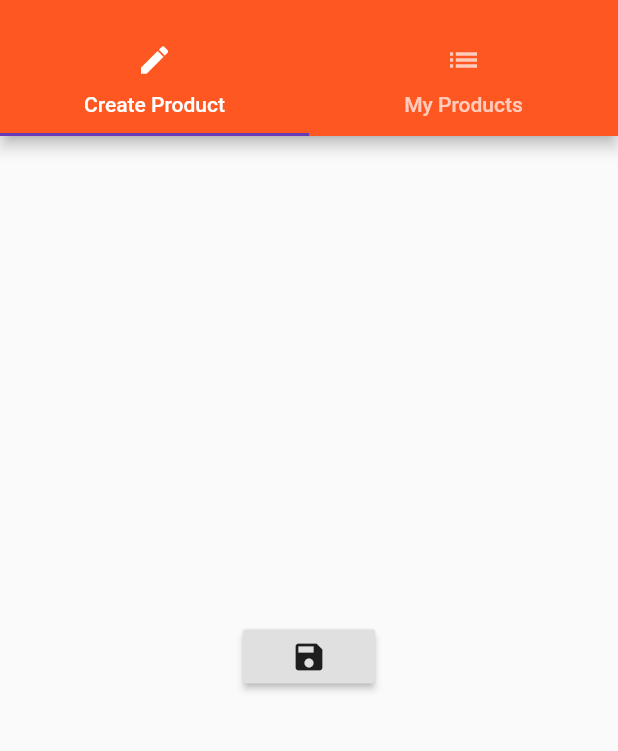
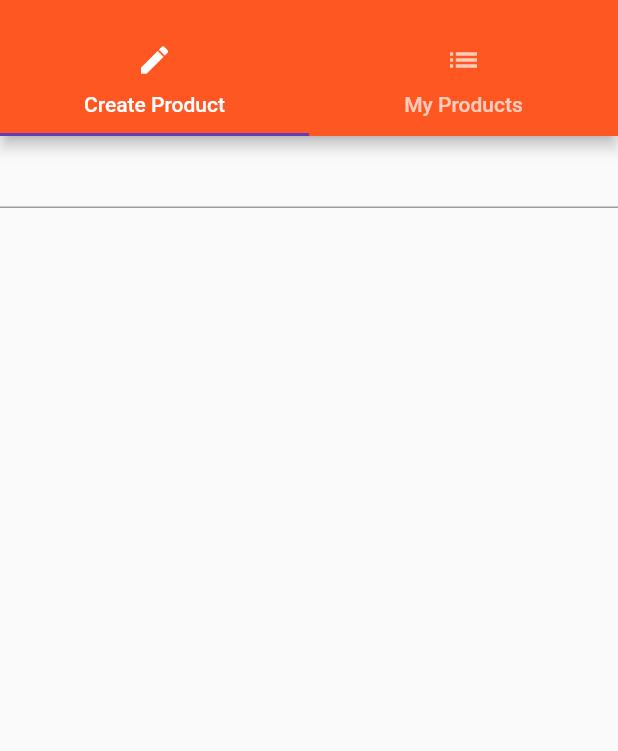
Before and after one commit to maximebarber/udemy-flutter, a Flutter app: the ProductsAdminPage screen opened by its route, on a phone screen of 412 x 824 dp, the part 59-810 px from its top. Run offline on Flutter 3.47's test engine with Material 2 defaults, Android fonts, the phone set to English and light mode, and no system bars.

Commit message:
88 - saving user input

```diff
--- a/lib/pages/product_create.dart
+++ b/lib/pages/product_create.dart
@@ -1,18 +1,26 @@
 import 'package:flutter/material.dart';
 
-class ProductCreatePage extends StatelessWidget {
+class ProductCreatePage extends StatefulWidget {
+  @override
+  _ProductCreatePageState createState() => _ProductCreatePageState();
+}
+
+class _ProductCreatePageState extends State<ProductCreatePage> {
+  String titleValue = '';
+
   @override
   Widget build(BuildContext context) {
-    return Center(
-      child: RaisedButton(
-        child: Icon(Icons.save),
-        onPressed: () {
-          showModalBottomSheet(
-              context: context, builder: (BuildContext context) {
-                return Center(child: Text('This is a modal'),);
-              });
-        },
-      ),
+    return Column(
+      children: <Widget>[
+        TextField(
+          onChanged: (String value) {
+            setState(() {
+              titleValue = value;
+            });
+          },
+        ),
+        Text(titleValue),
+      ],
     );
   }
 }
```
